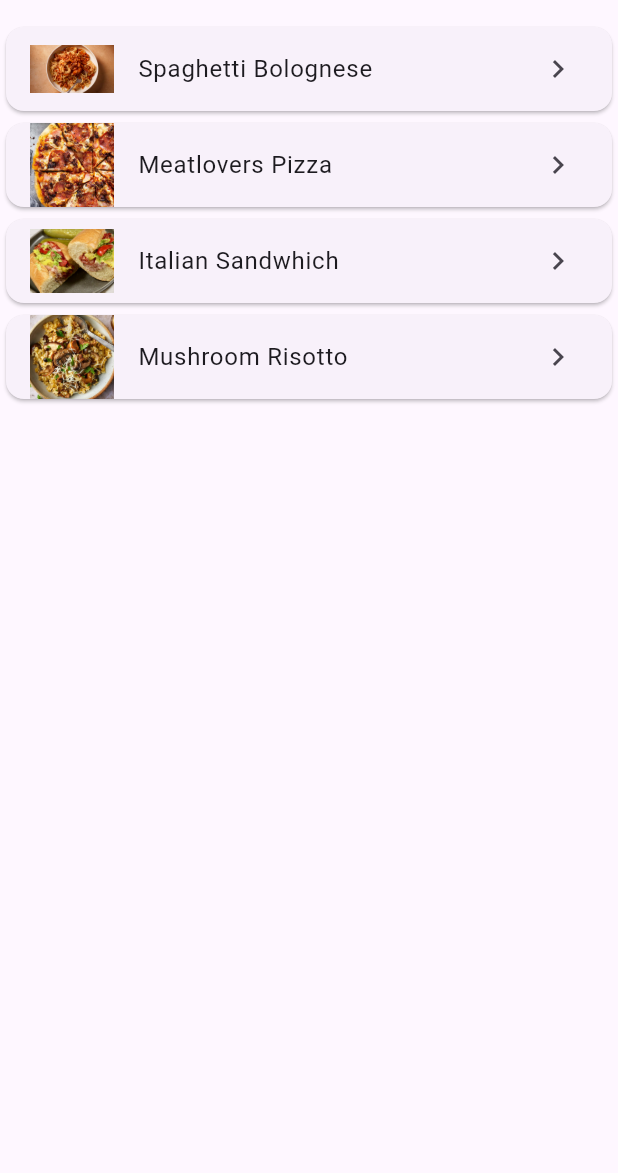
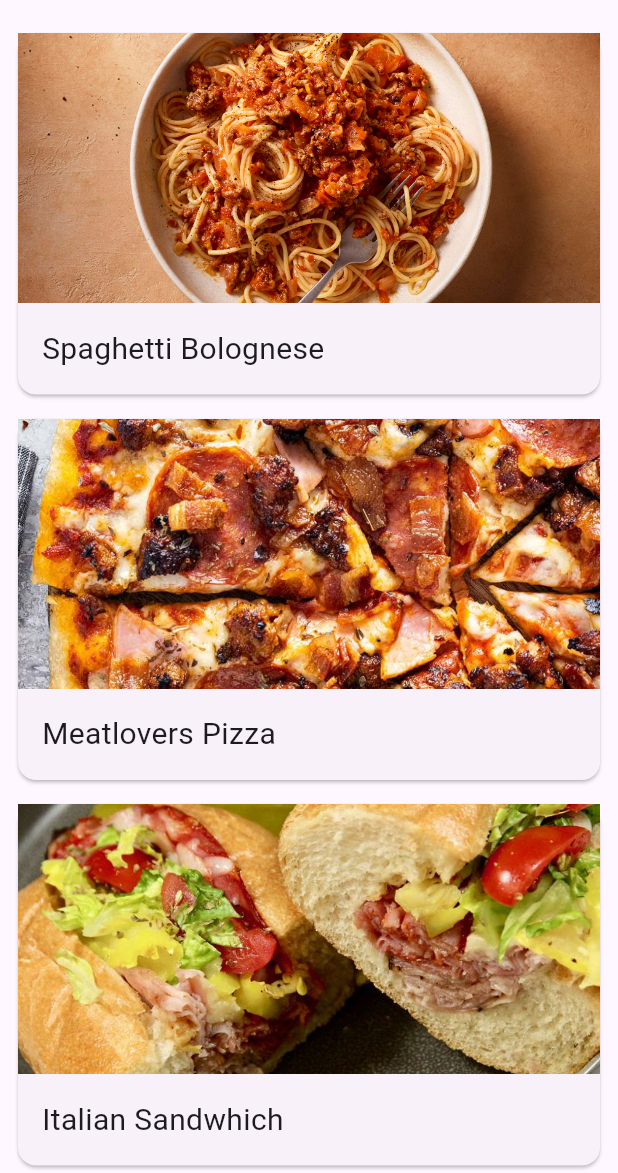
Before and after one commit to mbright0/MAD-CW, a Flutter app: the screen it shows after launch, on a phone screen of 412 x 824 dp, the part 63-1236 px from its top. Run offline on Flutter 3.47's test engine with Material 3 defaults, Android fonts, the phone set to English and light mode, and no system bars.

Commit message:
updated UI and bullet list

```diff
--- a/recipebook/lib/screens/home_screen.dart
+++ b/recipebook/lib/screens/home_screen.dart
@@ -16,10 +16,8 @@ class HomeScreen extends StatelessWidget{
 	   itemBuilder: (context, index) {
 	     final recipe = sampleRecipes[index];
 	     return Card(
-	       child: ListTile(
-		 leading: Image.asset(recipe.imagePath, width: 56, fit: BoxFit.cover),
-		 title:   Text(recipe.name),
-		 trailing: const Icon(Icons.chevron_right),
+	      margin: const EdgeInsets.symmetric(horizontal: 12, vertical: 8),
+	      child: InkWell(
 		onTap: () {
 		  Navigator.push(
 		    context,
@@ -28,6 +26,24 @@ class HomeScreen extends StatelessWidget{
 		    ),
 		  );
 		},
+		child: Column(
+		  crossAxisAlignment: CrossAxisAlignment.start,
+		  children: [
+		    Image.asset( recipe.imagePath, width: double.infinity, height: 180,
+		      fit: BoxFit.cover),
+
+		    Padding(
+		      padding: const EdgeInsets.all(16),
+		      child: Text(
+			recipe.name,
+			style: const TextStyle(
+			  fontSize: 20,
+			),
+		      ),
+		    ),
+
+		  ],
+		),
 	      ),
 	    );
 	   },
```
Also changed, not shown: recipebook/lib/screens/details_screen.dart (+56 -2 lines). Lines whose indentation alone changed are shown as unchanged.
